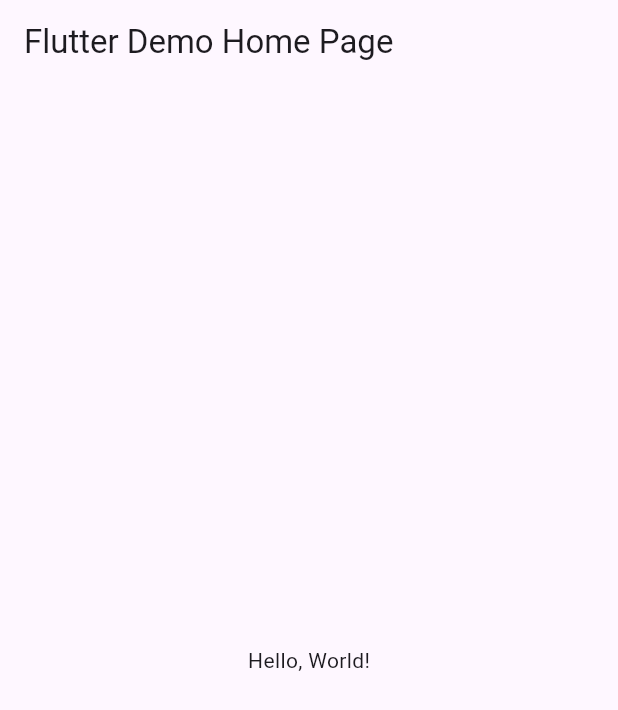
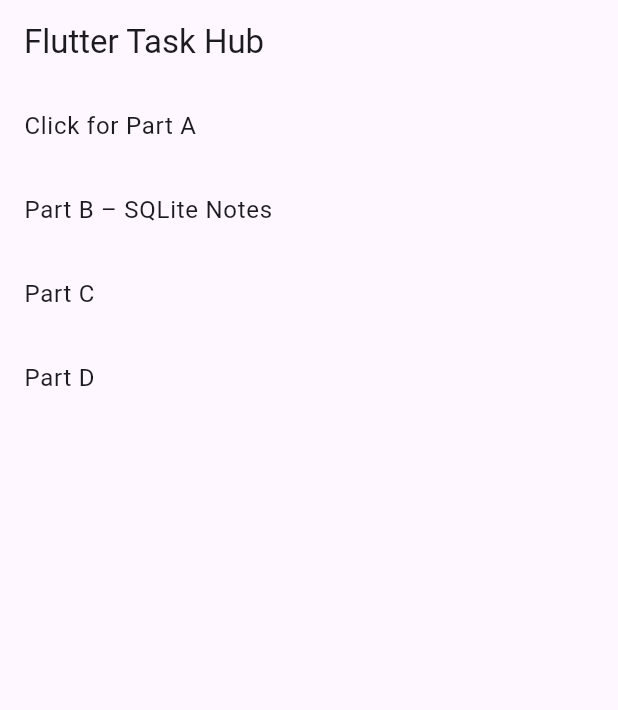
Before and after one commit to Nihola/MobileLab8, a Flutter app: the screen it shows after launch, on a phone screen of 412 x 824 dp. Shown: the top 710 px of the screen. Run offline on Flutter 3.47's test engine with Material 3 defaults, Android fonts, the phone set to English and light mode, and no system bars; our stand-ins replace shared_preferences, sqflite; accounts and stored records are empty.

Commit message:
Update main.dart

```diff
--- a/lib/main.dart
+++ b/lib/main.dart
@@ -1,42 +1,68 @@
 import 'package:flutter/material.dart';
+import 'partA.dart';
+import 'partB.dart';
+import 'partC.dart';
+import 'partD.dart';
 
-void main() => runApp(MyApp());
+void main() {
+  runApp(MyApp());
+}
 
 class MyApp extends StatelessWidget {
-  const MyApp({super.key});
-  // This widget is the root of your application.
   @override
   Widget build(BuildContext context) {
     return MaterialApp(
-      // Application name
-      title: 'Flutter Hello World',
-      // Application theme data, you can set the colors for the application as
-      // you want
-      theme: ThemeData(
-        // useMaterial3: false,
-        primarySwatch: Colors.blue,
-      ),
-      // A widget which will be started on application startup
-      home: MyHomePage(title: 'Flutter Demo Home Page'),
+      title: 'Flutter Tasks',
+      theme: ThemeData(primarySwatch: Colors.blue),
+      home: HomeScreen(),
     );
   }
 }
 
-class MyHomePage extends StatelessWidget {
-  final String title;
-  const MyHomePage({super.key, required this.title});
-
+class HomeScreen extends StatelessWidget {
   @override
   Widget build(BuildContext context) {
     return Scaffold(
-      appBar: AppBar(
-        // The title text which will be shown on the action bar
-        title: Text(title),
-      ),
-      body: Center(
-        child: Text(
-          'Hello, World!',
-        ),
+      appBar: AppBar(title: Text('Flutter Task Hub')),
+      body: ListView(
+        children: [
+          ListTile(
+            title: Text('Click for Part A '),
+            onTap: () {
+              Navigator.push(
+                context,
+                MaterialPageRoute(builder: (_) => PartAScreen()),
+              );
+            },
+          ),
+          ListTile(
+            title: Text('Part B – SQLite Notes'),
+            onTap: () {
+              Navigator.push(
+                context,
+                MaterialPageRoute(builder: (_) => PartBScreen()),
+              );
+            },
+          ),
+          ListTile(
+            title: Text('Part C'),
+            onTap: () {
+              Navigator.push(
+                context,
+                MaterialPageRoute(builder: (_) => PartCScreen()),
+              );
+            },
+          ),
+          ListTile(
+            title: Text('Part D'),
+            onTap: () {
+              Navigator.push(
+                context,
+                MaterialPageRoute(builder: (_) => PartDScreen()),
+              );
+            },
+          ),
+        ],
       ),
     );
   }
```
